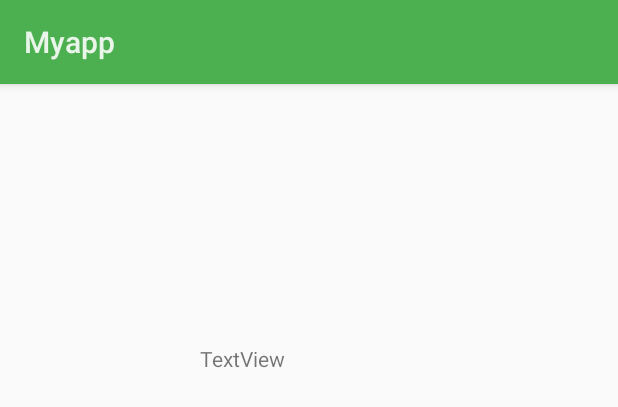
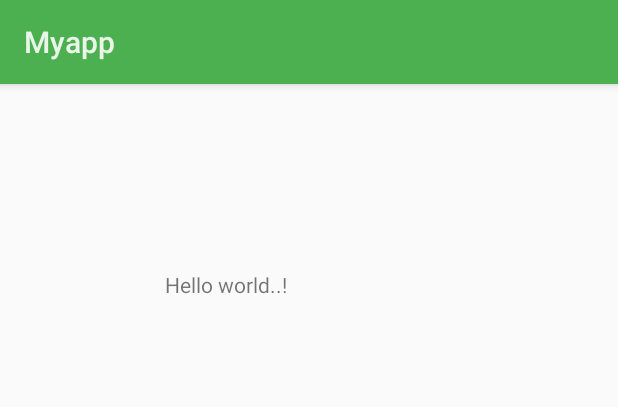
Before and after one commit to chetank628/Myapp_Qualitykiosk, an Android app: the layout activity_main.xml on its own in the app's theme, with its tools: preview values and no code run, on a phone screen of 412 x 824 dp. Shown: the top 407 px of the screen. Run offline under Robolectric (Android 15) with nearby library versions, the phone set to English and light mode, and no system bars.

```diff
--- a/app/src/main/res/layout/activity_main.xml
+++ b/app/src/main/res/layout/activity_main.xml
@@ -12,12 +12,12 @@
 
 
     <TextView
-        android:text="TextView"
+        android:text="Hello world..!"
         android:layout_width="wrap_content"
         android:layout_height="wrap_content"
-        android:layout_marginTop="157dp"
+        android:layout_marginTop="108dp"
         android:id="@+id/textView"
+        android:layout_marginStart="94dp"
         android:layout_alignParentTop="true"
-        android:layout_alignParentStart="true"
-        android:layout_marginStart="117dp" />
+        android:layout_alignParentStart="true" />
 </RelativeLayout>
```
